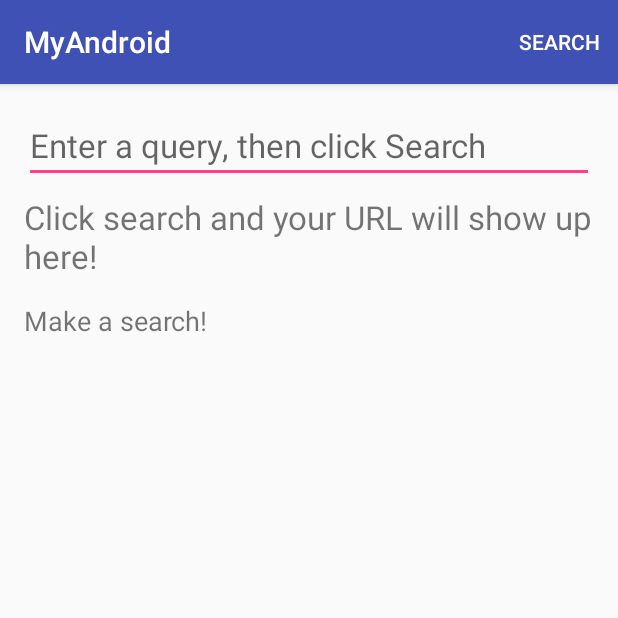
After one commit to bajwa143/practice-android, an Android app: the GitHubRepSearch screen opened directly, with no data from a screen before it, on a phone screen of 412 x 824 dp, the top half of it. The commit adds this screen. Run offline under Robolectric (Android 15) with nearby library versions, the phone set to English and light mode, and no system bars.

Commit message:
GitHubRepoSearch: in udacity package completed with only TextView in layout for result. First 2 Lesson complete here. Later we will add Recycler view to display result

```diff
--- a/app/src/main/AndroidManifest.xml
+++ b/app/src/main/AndroidManifest.xml
@@ -1,6 +1,8 @@
 <?xml version="1.0" encoding="utf-8"?>
 <manifest xmlns:android="http://schemas.android.com/apk/res/android"
     package="com.bajwa">
+
+    <uses-permission android:name="android.permission.INTERNET" />
 
     <application
         android:allowBackup="true"
@@ -16,6 +18,9 @@
                 <category android:name="android.intent.category.LAUNCHER" />
             </intent-filter>
         </activity>
+        <activity android:name=".newboston.MainActivity" />
+        <activity android:name=".udacity_developing_android_apps.MainActivity" />
+        <activity android:name=".udacity_developing_android_apps.GitHubRepSearch"></activity>
     </application>
 
 </manifest>
--- /dev/null
+++ b/app/src/main/java/com/bajwa/udacity_developing_android_apps/GitHubRepSearch.java
@@ -0,0 +1,161 @@
+package com.bajwa.udacity_developing_android_apps;
+
+import android.os.AsyncTask;
+import android.os.Bundle;
+import android.support.v7.app.AppCompatActivity;
+import android.view.Menu;
+import android.view.MenuItem;
+import android.view.View;
+import android.widget.EditText;
+import android.widget.ProgressBar;
+import android.widget.TextView;
+
+import com.bajwa.R;
+import com.bajwa.udacity_developing_android_apps.utilities.NetworkUtils;
+
+import java.io.IOException;
+import java.net.URL;
+
+public class GitHubRepSearch extends AppCompatActivity {
+
+    private EditText mSearchBoxEditText;
+
+    private TextView mUrlDisplayTextView;
+
+    private TextView mSearchResultsTextView;
+
+    private TextView mErrorMessageDisplay;
+
+    private ProgressBar mLoadingIndicator;
+
+    @Override
+    protected void onCreate(Bundle savedInstanceState) {
+        super.onCreate(savedInstanceState);
+        setContentView(R.layout.udacity_dap_activity_connect_internet);
+
+        mSearchBoxEditText = (EditText) findViewById(R.id.et_search_box);
+
+        mUrlDisplayTextView = (TextView) findViewById(R.id.tv_url_display);
+
+        mSearchResultsTextView = (TextView) findViewById(R.id.tv_github_search_results_json);
+
+        mErrorMessageDisplay = (TextView) findViewById(R.id.tv_error_message_display);
+
+        mLoadingIndicator = (ProgressBar) findViewById(R.id.pb_loading_indicator);
+
+    }
+
+    private void makeGithubSearchQuery() {
+        String githubQuery = mSearchBoxEditText.getText().toString();
+        URL githubSearchUrl = NetworkUtils.buildUrl(githubQuery);
+        mUrlDisplayTextView.setText(githubSearchUrl.toString());
+
+        /*
+        String githubSearchResults = null;
+        try {
+        // Following call to NetworkUtils.getResponseFromHttpUrl() will generate Networkon
+            githubSearchResults = NetworkUtils.getResponseFromHttpUrl(githubSearchUrl);
+            mSearchResultsTextView.setText(githubSearchResults);
+        } catch (IOException e) {
+            e.printStackTrace();
+        }
+        */
+
+        // So we will now use AsynTask class to implement our call to network on seprate thread than main
+        new GithubQueryTask().execute(githubSearchUrl);
+
+    }
+
+
+    @Override
+    public boolean onCreateOptionsMenu(Menu menu) {
+        getMenuInflater().inflate(R.menu.menu, menu);
+        return true;
+    }
+
+    @Override
+    public boolean onOptionsItemSelected(MenuItem item) {
+        int itemThatWasClickedId = item.getItemId();
+        if (itemThatWasClickedId == R.id.action_search) {
+            makeGithubSearchQuery();
+            return true;
+        }
+        return super.onOptionsItemSelected(item);
+    }
+
+    /**
+     * This method will make the View for the JSON data visible and
+     * hide the error message.
+     * <p>
+     * Since it is okay to redundantly set the visibility of a View, we don't
+     * need to check whether each view is currently visible or invisible.
+     */
+    private void showJsonDataView() {
+        // First, make sure the error is invisible
+        mErrorMessageDisplay.setVisibility(View.INVISIBLE);
+        // Then, make sure the JSON data is visible
+        mSearchResultsTextView.setVisibility(View.VISIBLE);
+    }
+
+    /**
+     * This method will make the error message visible and hide the JSON
+     * View.
+     * <p>
+     * Since it is okay to redundantly set the visibility of a View, we don't
+     * need to check whether each view is currently visible or invisible.
+     */
+    private void showErrorMessage() {
+        // First, hide the currently visible data
+        mSearchResultsTextView.setVisibility(View.INVISIBLE);
+        // Then, show the error
+        mErrorMessageDisplay.setVisibility(View.VISIBLE);
+    }
+
+    // COMPLETED (15) Create a method called showErrorMessage to show the error and hide the data
+
+    // Our AsyncTask class to handle Network thread
+    public class GithubQueryTask extends AsyncTask<URL, Void, String> {
+
+        // onPreExecute to set the loading indicator to visible
+        @Override
+        protected void onPreExecute() {
+            super.onPreExecute();
+            mLoadingIndicator.setVisibility(View.VISIBLE);
+        }
+
+        /*
+        Override this method to perform a computation on a background thread.
+        The specified parameters are the parameters passed to execute by the caller of this task.
+        This method can call publishProgress to publish updates on the UI thread.
+        */
+        @Override
+        protected String doInBackground(URL... params) {
+            URL searchUrl = params[0];
+            String githubSearchResults = null;
+            try {
+                githubSearchResults = NetworkUtils.getResponseFromHttpUrl(searchUrl);
+            } catch (IOException e) {
+                e.printStackTrace();
+            }
+            return githubSearchResults;
+        }
+
+        // COMPLETED (3) Override onPostExecute to display the results in the TextView
+        @Override
+        protected void onPostExecute(String githubSearchResults) {
+            // As soon as the loading is complete, hide the loading indicator
+            mLoadingIndicator.setVisibility(View.INVISIBLE);
+            // result TextView will be set if result is not null
+            if (githubSearchResults != null && !githubSearchResults.equals("")) {
+                // Call showJsonDataView if we have valid, non-null results
+                showJsonDataView();
+                mSearchResultsTextView.setText(githubSearchResults);
+            } else {
+                // Call showErrorMessage if the result is null in onPostExecute
+                showErrorMessage();
+            }
+        }
+    }       //End of AysncTask class
+
+
+}
--- /dev/null
+++ b/app/src/main/res/layout/udacity_dap_activity_connect_internet.xml
@@ -0,0 +1,74 @@
+<?xml version="1.0" encoding="utf-8"?><!--
+  Copyright (C) 2016 The Android Open Source Project
+
+  Licensed under the Apache License, Version 2.0 (the "License");
+  you may not use this file except in compliance with the License.
+  You may obtain a copy of the License at
+
+       http://www.apache.org/licenses/LICENSE-2.0
+
+  Unless required by applicable law or agreed to in writing, software
+  distributed under the License is distributed on an "AS IS" BASIS,
+  WITHOUT WARRANTIES OR CONDITIONS OF ANY KIND, either express or implied.
+  See the License for the specific language governing permissions and
+  limitations under the License.
+-->
+<LinearLayout xmlns:android="http://schemas.android.com/apk/res/android"
+    xmlns:tools="http://schemas.android.com/tools"
+    android:layout_width="match_parent"
+    android:layout_height="match_parent"
+    android:orientation="vertical"
+    android:paddingLeft="16dp"
+    android:paddingRight="16dp"
+    android:paddingTop="16dp"
+    tools:context="com.bajwa.udacity_developing_android_apps.GitHubRepSearch">
+
+    <EditText
+        android:id="@+id/et_search_box"
+        android:layout_width="match_parent"
+        android:layout_height="wrap_content"
+        android:hint="Enter a query, then click Search"
+        android:textSize="22sp" />
+
+    <TextView
+        android:id="@+id/tv_url_display"
+        android:layout_width="wrap_content"
+        android:layout_height="wrap_content"
+        android:layout_marginTop="8dp"
+        android:text="Click search and your URL will show up here!"
+        android:textSize="22sp" />
+
+    <FrameLayout
+        android:layout_width="match_parent"
+        android:layout_height="match_parent">
+
+        <ScrollView
+            android:layout_width="match_parent"
+            android:layout_height="wrap_content"
+            android:layout_marginTop="16dp">
+
+            <TextView
+                android:id="@+id/tv_github_search_results_json"
+                android:layout_width="wrap_content"
+                android:layout_height="wrap_content"
+                android:text="Make a search!"
+                android:textSize="18sp" />
+        </ScrollView>
+
+        <TextView
+            android:id="@+id/tv_error_message_display"
+            android:layout_width="wrap_content"
+            android:layout_height="wrap_content"
+            android:padding="16dp"
+            android:text="@string/error_message"
+            android:textSize="22sp"
+            android:visibility="invisible" />
+
+        <ProgressBar
+            android:id="@+id/pb_loading_indicator"
+            android:layout_width="42dp"
+            android:layout_height="42dp"
+            android:layout_gravity="center"
+            android:visibility="invisible" />
+    </FrameLayout>
+</LinearLayout>
--- /dev/null
+++ b/app/src/main/res/menu/menu.xml
@@ -0,0 +1,9 @@
+<?xml version="1.0" encoding="utf-8"?>
+<menu xmlns:android="http://schemas.android.com/apk/res/android"
+    xmlns:app="http://schemas.android.com/apk/res-auto">
+    <item
+        android:id="@+id/action_search"
+        android:orderInCategory="1"
+        android:title="@string/search"
+        app:showAsAction="ifRoom" />
+</menu>
--- a/app/src/main/res/values/strings.xml
+++ b/app/src/main/res/values/strings.xml
@@ -1,3 +1,5 @@
 <resources>
     <string name="app_name">MyAndroid</string>
+    <string name="search">Search</string>
+    <string name="error_message">Failed to get results. Please try again.</string>
 </resources>
```
Also changed, not shown: app/src/main/java/com/bajwa/Starter.java (+1 -8 lines), app/src/main/java/com/bajwa/udacity_developing_android_apps/MainActivity.java (added, +50 -0 lines), app/src/main/java/com/bajwa/udacity_developing_android_apps/utilities/NetworkUtils.java (added, +90 -0 lines).
